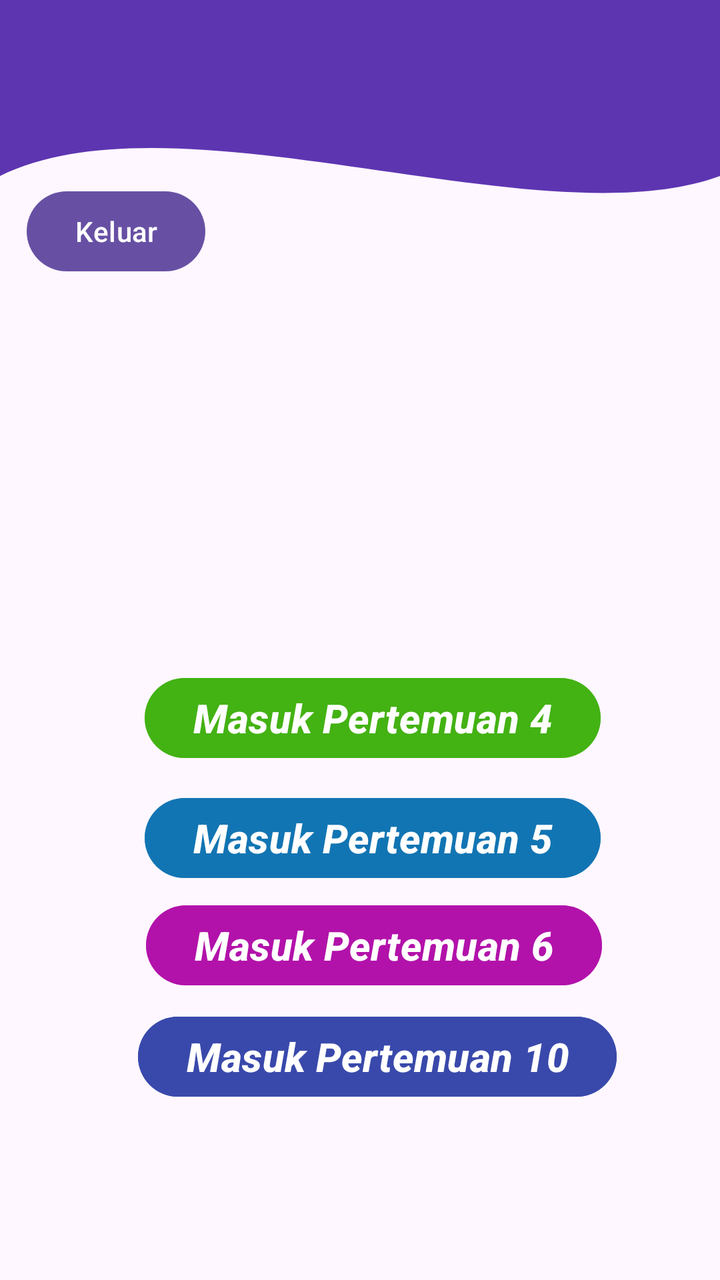
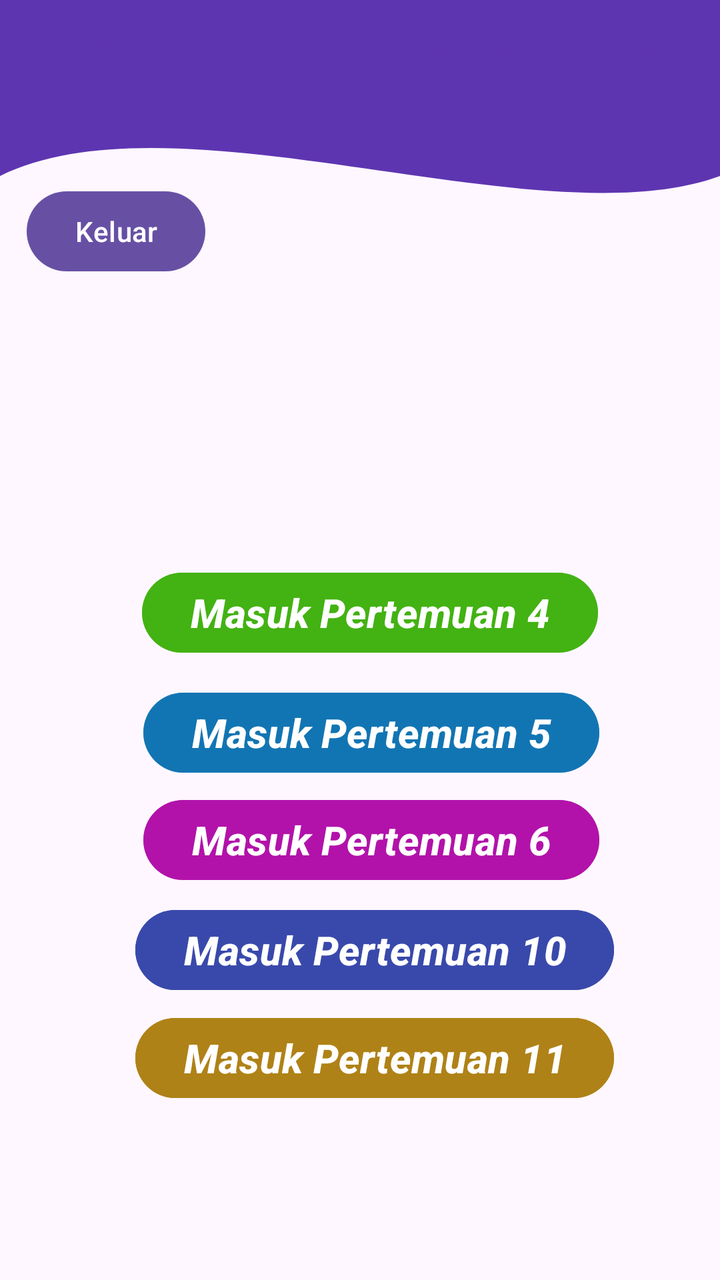

Compare the two renders of this Android layout. The source of the first and the diff that turns it into the second are given below.
<!-- AndroidManifest.xml: application theme Theme.Saturnus_Bagas -->
<!-- res/layout/fragment_home.xml -->
<?xml version="1.0" encoding="utf-8"?>
<androidx.constraintlayout.widget.ConstraintLayout xmlns:android="http://schemas.android.com/apk/res/android"
    xmlns:tools="http://schemas.android.com/tools"
    android:layout_width="match_parent"
    android:layout_height="match_parent"
    xmlns:app="http://schemas.android.com/apk/res-auto"
    tools:context=".Home.HomeFragment">

    <View
        android:id="@+id/background_header"
        android:layout_width="0dp"
        android:layout_height="220dp"
        android:background="@drawable/bg_header_wave"
        app:layout_constraintStart_toStartOf="parent"
        app:layout_constraintEnd_toEndOf="parent"
        app:layout_constraintTop_toTopOf="parent"/>


    <androidx.appcompat.widget.Toolbar
        android:id="@+id/toolbar"
        android:layout_width="match_parent"
        android:layout_height="?attr/actionBarSize"
        android:background="@drawable/bg_header_wave"
        app:layout_constraintEnd_toEndOf="parent"
        app:layout_constraintStart_toStartOf="parent"
        app:layout_constraintTop_toTopOf="parent"
        app:layout_scrollFlags="scroll|enterAlways"
        app:titleTextColor="@android:color/white" />

    <Button
        android:id="@+id/btnMasuk"
        android:layout_width="wrap_content"
        android:layout_height="wrap_content"
        android:backgroundTint="#BA35AD00"
        android:text="Masuk Pertemuan 4"
        android:textSize="20sp"
        android:textStyle="bold |italic"
        app:layout_constraintBottom_toBottomOf="parent"
        app:layout_constraintEnd_toEndOf="parent"
        app:layout_constraintHorizontal_bias="0.548"
        app:layout_constraintStart_toStartOf="parent"
        app:layout_constraintTop_toTopOf="parent"
        app:layout_constraintVertical_bias="0.566" />

    <Button
        android:id="@+id/btnMasukP5"
        android:layout_width="wrap_content"
        android:layout_height="wrap_content"
        android:backgroundTint="#BA006BAD"
        android:text="Masuk Pertemuan 5"
        android:textSize="20sp"
        android:textStyle="bold |italic"
        app:layout_constraintBottom_toBottomOf="parent"
        app:layout_constraintEnd_toEndOf="parent"
        app:layout_constraintHorizontal_bias="0.549"
        app:layout_constraintStart_toStartOf="parent"
        app:layout_constraintTop_toTopOf="parent"
        app:layout_constraintVertical_bias="0.667" />

    <Button
        android:id="@+id/btnLogout"
        android:layout_width="wrap_content"
        android:layout_height="wrap_content"
        android:text="Keluar"
        app:layout_constraintBottom_toBottomOf="parent"
        app:layout_constraintEnd_toEndOf="parent"
        app:layout_constraintHorizontal_bias="0.049"
        app:layout_constraintStart_toStartOf="parent"
        app:layout_constraintTop_toTopOf="parent"
        app:layout_constraintVertical_bias="0.155" />

    <Button
        android:id="@+id/btnMasukP6"
        android:layout_width="wrap_content"
        android:layout_height="wrap_content"
        android:backgroundTint="#BAAD00A4"
        android:text="Masuk Pertemuan 6"
        android:textSize="20sp"
        android:textStyle="bold |italic"
        app:layout_constraintBottom_toBottomOf="parent"
        app:layout_constraintEnd_toEndOf="parent"
        app:layout_constraintHorizontal_bias="0.554"
        app:layout_constraintStart_toStartOf="parent"
        app:layout_constraintTop_toTopOf="parent"
        app:layout_constraintVertical_bias="0.758" />

    <Button
        android:id="@+id/btnToTenth"
        android:layout_width="wrap_content"
        android:layout_height="wrap_content"
        android:backgroundTint="#3949AB"
        android:text="Masuk Pertemuan 10"
        android:textStyle="bold |italic"
        android:textSize="20sp"
        app:layout_constraintBottom_toBottomOf="parent"
        app:layout_constraintEnd_toEndOf="parent"
        app:layout_constraintHorizontal_bias="0.573"
        app:layout_constraintStart_toStartOf="parent"
        app:layout_constraintTop_toTopOf="parent"
        app:layout_constraintVertical_bias="0.852" />
</androidx.constraintlayout.widget.ConstraintLayout>
<!-- resources referenced by this layout -->
<resources>
  <!-- drawable bg_header_wave (drawable) -->
  <?xml version="1.0" encoding="utf-8"?>
  <vector xmlns:android="http://schemas.android.com/apk/res/android"
      android:width="100dp"
      android:height="100dp"
      android:viewportWidth="100"
      android:viewportHeight="100">
  
      
      <path
          android:fillColor="#5E35B1"
          android:pathData="
              M0,0
              L100,0
              L100,40
              C 75,55
                25,20
                0,40
              Z" />
  </vector>
  <style name="Theme.Saturnus_Bagas" parent="Base.Theme.Saturnus_Bagas" />
  <style name="Base.Theme.Saturnus_Bagas" parent="Theme.Material3.DayNight.NoActionBar">
          
          
      </style>
</resources>

<!-- the commit's change to res/layout/fragment_home.xml (unified diff, before → after) -->
@@ -37,10 +37,55 @@
         android:textStyle="bold |italic"
         app:layout_constraintBottom_toBottomOf="parent"
         app:layout_constraintEnd_toEndOf="parent"
-        app:layout_constraintHorizontal_bias="0.548"
+        app:layout_constraintHorizontal_bias="0.538"
         app:layout_constraintStart_toStartOf="parent"
         app:layout_constraintTop_toTopOf="parent"
-        app:layout_constraintVertical_bias="0.566" />
+        app:layout_constraintVertical_bias="0.477" />
+
+    <Button
+        android:id="@+id/btnToTenth"
+        android:layout_width="wrap_content"
+        android:layout_height="wrap_content"
+        android:backgroundTint="#3949AB"
+        android:text="Masuk Pertemuan 10"
+        android:textSize="20sp"
+        android:textStyle="bold |italic"
+        app:layout_constraintBottom_toBottomOf="parent"
+        app:layout_constraintEnd_toEndOf="parent"
+        app:layout_constraintHorizontal_bias="0.561"
+        app:layout_constraintStart_toStartOf="parent"
+        app:layout_constraintTop_toTopOf="parent"
+        app:layout_constraintVertical_bias="0.762" />
+
+    <Button
+        android:id="@+id/btnToElevent"
+        android:layout_width="wrap_content"
+        android:layout_height="wrap_content"
+        android:backgroundTint="#AF8217"
+        android:text="Masuk Pertemuan 11"
+        android:textSize="20sp"
+        android:textStyle="bold |italic"
+        app:layout_constraintBottom_toBottomOf="parent"
+        app:layout_constraintEnd_toEndOf="parent"
+        app:layout_constraintHorizontal_bias="0.561"
+        app:layout_constraintStart_toStartOf="parent"
+        app:layout_constraintTop_toTopOf="parent"
+        app:layout_constraintVertical_bias="0.853" />
+
+    <Button
+        android:id="@+id/btnMasukP6"
+        android:layout_width="wrap_content"
+        android:layout_height="wrap_content"
+        android:backgroundTint="#BAAD00A4"
+        android:text="Masuk Pertemuan 6"
+        android:textSize="20sp"
+        android:textStyle="bold |italic"
+        app:layout_constraintBottom_toBottomOf="parent"
+        app:layout_constraintEnd_toEndOf="parent"
+        app:layout_constraintHorizontal_bias="0.543"
+        app:layout_constraintStart_toStartOf="parent"
+        app:layout_constraintTop_toTopOf="parent"
+        app:layout_constraintVertical_bias="0.669" />
 
     <Button
         android:id="@+id/btnMasukP5"
@@ -52,10 +97,10 @@
         android:textStyle="bold |italic"
         app:layout_constraintBottom_toBottomOf="parent"
         app:layout_constraintEnd_toEndOf="parent"
-        app:layout_constraintHorizontal_bias="0.549"
+        app:layout_constraintHorizontal_bias="0.543"
         app:layout_constraintStart_toStartOf="parent"
         app:layout_constraintTop_toTopOf="parent"
-        app:layout_constraintVertical_bias="0.667" />
+        app:layout_constraintVertical_bias="0.578" />
 
     <Button
         android:id="@+id/btnLogout"
@@ -69,33 +114,4 @@
         app:layout_constraintTop_toTopOf="parent"
         app:layout_constraintVertical_bias="0.155" />
 
-    <Button
-        android:id="@+id/btnMasukP6"
-        android:layout_width="wrap_content"
-        android:layout_height="wrap_content"
-        android:backgroundTint="#BAAD00A4"
-        android:text="Masuk Pertemuan 6"
-        android:textSize="20sp"
-        android:textStyle="bold |italic"
-        app:layout_constraintBottom_toBottomOf="parent"
-        app:layout_constraintEnd_toEndOf="parent"
-        app:layout_constraintHorizontal_bias="0.554"
-        app:layout_constraintStart_toStartOf="parent"
-        app:layout_constraintTop_toTopOf="parent"
-        app:layout_constraintVertical_bias="0.758" />
-
-    <Button
-        android:id="@+id/btnToTenth"
-        android:layout_width="wrap_content"
-        android:layout_height="wrap_content"
-        android:backgroundTint="#3949AB"
-        android:text="Masuk Pertemuan 10"
-        android:textStyle="bold |italic"
-        android:textSize="20sp"
-        app:layout_constraintBottom_toBottomOf="parent"
-        app:layout_constraintEnd_toEndOf="parent"
-        app:layout_constraintHorizontal_bias="0.573"
-        app:layout_constraintStart_toStartOf="parent"
-        app:layout_constraintTop_toTopOf="parent"
-        app:layout_constraintVertical_bias="0.852" />
 </androidx.constraintlayout.widget.ConstraintLayout>
